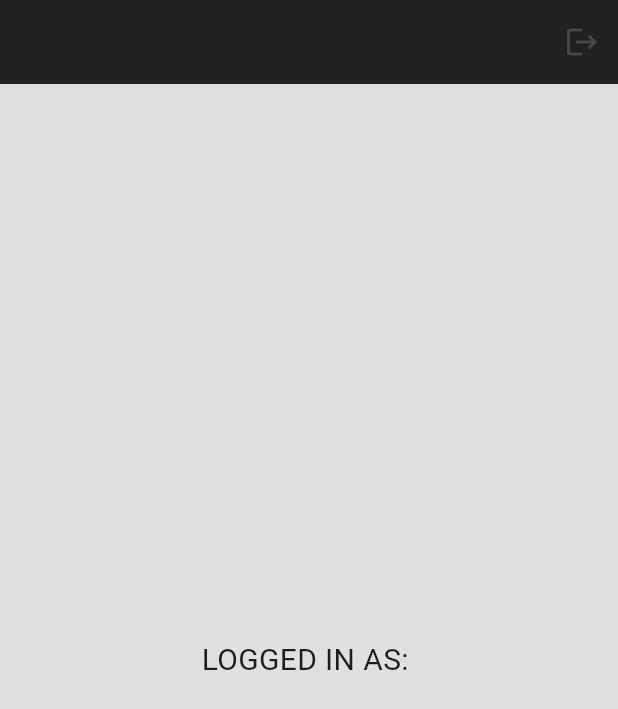
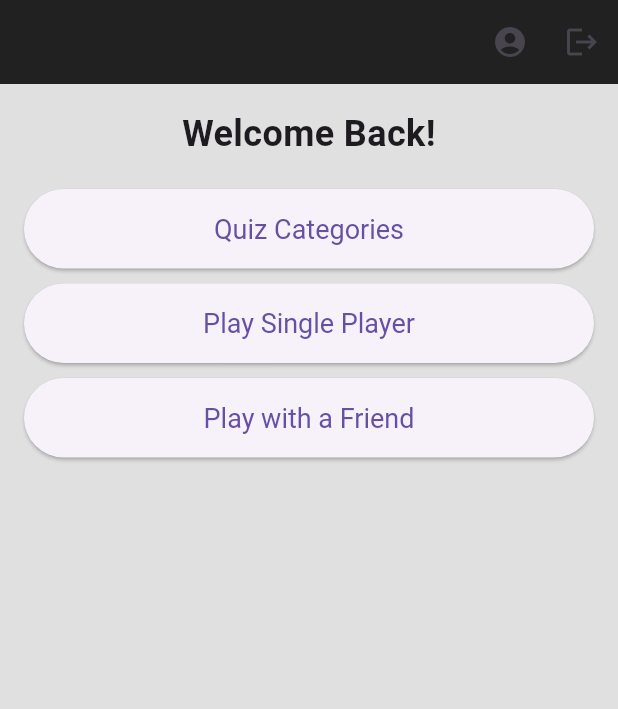
Before and after one commit to shwetabotx/quizapp, a Flutter app: the screen it shows once a user with an empty profile is signed in, on a phone screen of 412 x 824 dp. Shown: the top 709 px of the screen. Run offline on Flutter 3.47's test engine with Material 3 defaults, Android fonts, the phone set to English and light mode, and no system bars; our stand-ins replace firebase_auth, firebase_core; accounts and stored records are empty.

Commit message:
changed home_page file

```diff
--- a/lib/pages/home_page.dart
+++ b/lib/pages/home_page.dart
@@ -19,16 +19,68 @@ class HomePage extends StatelessWidget {
         backgroundColor: Colors.grey[900],
         actions: [
           IconButton(
+            icon: Icon(Icons.account_circle),
+            onPressed: () {
+              // Navigate to profile page
+            },
+          ),
+          IconButton(
             onPressed: signUserOut,
             icon: Icon(Icons.logout),
           )
         ],
       ),
-      body: Center(
-          child: Text(
-        "LOGGED IN AS: ${user.email!}",
-        style: TextStyle(fontSize: 20),
-      )),
+      body: Padding(
+        padding: const EdgeInsets.all(16.0),
+        child: Column(
+          crossAxisAlignment: CrossAxisAlignment.stretch,
+          children: [
+            // Greeting or App Name
+            Text(
+              'Welcome Back!',
+              style: TextStyle(fontSize: 24, fontWeight: FontWeight.bold),
+              textAlign: TextAlign.center,
+            ),
+            SizedBox(height: 20),
+            // Quiz Categories
+            ElevatedButton(
+              onPressed: () {
+                // Navigate to quiz categories
+              },
+              style: ElevatedButton.styleFrom(
+                padding: EdgeInsets.symmetric(vertical: 16),
+                textStyle: TextStyle(fontSize: 18),
+              ),
+              child: Text('Quiz Categories'),
+            ),
+            SizedBox(height: 10),
+            // Play Single Player
+            ElevatedButton(
+              onPressed: () {
+                // Navigate to single player quiz
+              },
+              style: ElevatedButton.styleFrom(
+                padding: EdgeInsets.symmetric(vertical: 16),
+                textStyle: TextStyle(fontSize: 18),
+              ),
+              child: Text('Play Single Player'),
+            ),
+            SizedBox(height: 10),
+            // Play with a Friend
+            ElevatedButton(
+              onPressed: () {
+                // Navigate to multiplayer quiz
+              },
+              style: ElevatedButton.styleFrom(
+                padding: EdgeInsets.symmetric(vertical: 16),
+                textStyle: TextStyle(fontSize: 18),
+              ),
+              child: Text('Play with a Friend'),
+            ),
+            Spacer(),
+          ],
+        ),
+      ),
     );
   }
 }
--- a/pubspec.yaml
+++ b/pubspec.yaml
@@ -39,6 +39,7 @@ dependencies:
   firebase_core: ^3.8.1
   cloud_firestore: ^5.5.1
   firebase_auth: ^5.3.4
+  google_sign_in: ^6.2.2
 
 dev_dependencies:
   flutter_test:
@@ -49,7 +50,7 @@ dev_dependencies:
   # activated in the `analysis_options.yaml` file located at the root of your
   # package. See that file for information about deactivating specific lint
   # rules and activating additional ones.
-  flutter_lints: ^4.0.0
+  flutter_lints: ^5.0.0
 
 # For information on the generic Dart part of this file, see the
 # following page: https://dart.dev/tools/pub/pubspec
```
Also changed, not shown: pubspec.lock, 1 other file.
